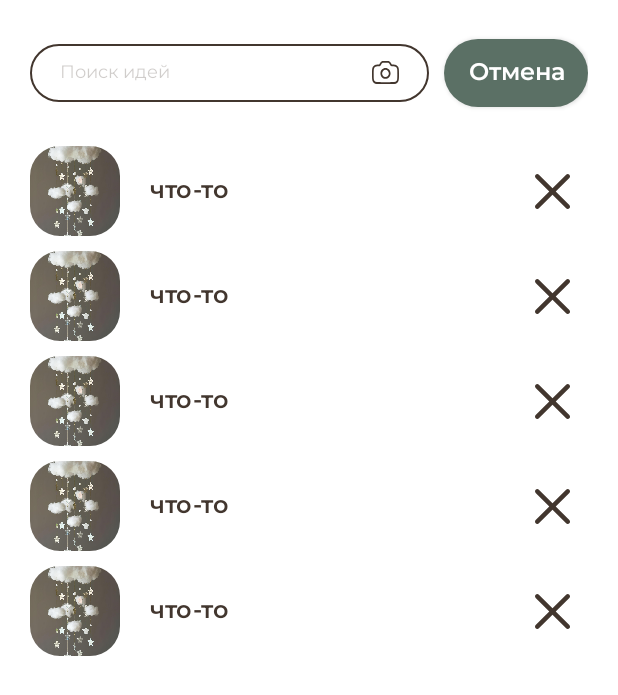
After one commit to kseniaschool2006-jpg/DIY-Application, an Android app: the SearchHistoryFragment screen opened through its navigation route, on a phone screen of 412 x 824 dp. The commit adds this screen. Shown: the top 695 px of the screen. Run offline under Robolectric (Android 15) with nearby library versions, the phone set to English and light mode, and no system bars.

Commit message:
6. создание 2 фрагментов поиска

```diff
--- a/app/src/main/java/com/example/diyproject/MainActivity.java
+++ b/app/src/main/java/com/example/diyproject/MainActivity.java
@@ -37,7 +37,7 @@ public class MainActivity extends AppCompatActivity {
         // -1 = экрана пока нет, иконка просто ничего не делает
         int[] destIds = {
                 R.id.homeFragment,       // дом
-                R.id.storageFragmentMain,   // поиск
+                R.id.searchStartFragment,   // поиск
                 -1,                         // добавление
                 -1,                         // архив
                 -1                          // профиль
--- a/app/src/main/java/com/example/diyproject/ui/common/HomeFragment.java
+++ b/app/src/main/java/com/example/diyproject/ui/home/HomeFragment.java
@@ -1,4 +1,4 @@
-package com.example.diyproject.ui.common;
+package com.example.diyproject.ui.home;
 
 import android.os.Bundle;
 import android.view.View;
@@ -10,8 +10,6 @@ import androidx.recyclerview.widget.RecyclerView;
 import androidx.recyclerview.widget.StaggeredGridLayoutManager;
 
 import com.example.diyproject.R;
-import com.example.diyproject.ui.instruction.InstructionHome;
-import com.example.diyproject.ui.instruction.InstructionHomeAdapter;
 import com.google.android.material.tabs.TabLayout;
 
 import java.util.ArrayList;
--- a/app/src/main/java/com/example/diyproject/ui/instruction/InstructionHome.java
+++ b/app/src/main/java/com/example/diyproject/ui/home/InstructionHome.java
@@ -1,4 +1,4 @@
-package com.example.diyproject.ui.instruction;
+package com.example.diyproject.ui.home;
 
 public class InstructionHome {
 
--- a/app/src/main/java/com/example/diyproject/ui/instruction/InstructionHomeAdapter.java
+++ b/app/src/main/java/com/example/diyproject/ui/home/InstructionHomeAdapter.java
@@ -1,4 +1,4 @@
-package com.example.diyproject.ui.instruction;
+package com.example.diyproject.ui.home;
 
 import android.view.LayoutInflater;
 import android.view.View;
--- /dev/null
+++ b/app/src/main/java/com/example/diyproject/ui/search/SearchHistoryAdapter.java
@@ -0,0 +1,83 @@
+package com.example.diyproject.ui.search;
+
+import android.view.LayoutInflater;
+import android.view.View;
+import android.view.ViewGroup;
+import android.widget.ImageButton;
+import android.widget.TextView;
+
+import androidx.annotation.NonNull;
+import androidx.recyclerview.widget.RecyclerView;
+
+import com.example.diyproject.R;
+import com.google.android.material.imageview.ShapeableImageView;
+
+import java.util.ArrayList;
+import java.util.List;
+
+public class SearchHistoryAdapter
+        extends RecyclerView.Adapter<SearchHistoryAdapter.ViewHolder> {
+
+    public interface Listener {
+        void onItemClick(SearchHistoryItem item);
+        void onRemoveClick(SearchHistoryItem item);
+    }
+
+    private final List<SearchHistoryItem> items = new ArrayList<>();
+    private final Listener listener;
+
+    public SearchHistoryAdapter(Listener listener) {
+        this.listener = listener;
+    }
+
+    public void setItems(List<SearchHistoryItem> newItems) {
+        items.clear();
+        items.addAll(newItems);
+        notifyDataSetChanged();
+    }
+
+    public void removeItem(SearchHistoryItem item) {
+        int index = items.indexOf(item);
+        if (index != -1) {
+            items.remove(index);
+            notifyItemRemoved(index);
+        }
+    }
+
+    @NonNull
+    @Override
+    public ViewHolder onCreateViewHolder(@NonNull ViewGroup parent, int viewType) {
+        View view = LayoutInflater.from(parent.getContext())
+                .inflate(R.layout.item_search_history, parent, false);
+        return new ViewHolder(view);
+    }
+
+    @Override
+    public void onBindViewHolder(@NonNull ViewHolder holder, int position) {
+        SearchHistoryItem item = items.get(position);
+
+        holder.title.setText(item.getTitle());
+        holder.image.setImageResource(item.getImageRes());
+
+        holder.itemView.setOnClickListener(v -> listener.onItemClick(item));
+        holder.remove.setOnClickListener(v -> listener.onRemoveClick(item));
+    }
+
+    @Override
+    public int getItemCount() {
+        return items.size();
+    }
+
+    static class ViewHolder extends RecyclerView.ViewHolder {
+        final ShapeableImageView image;
+        final TextView title;
+        final ImageButton remove;
+
+        ViewHolder(@NonNull View itemView) {
+            super(itemView);
+            image = itemView.findViewById(R.id.iv_history);
+            title = itemView.findViewById(R.id.tv_history_title);
+            remove = itemView.findViewById(R.id.btn_remove);
+        }
+    }
+}
--- /dev/null
+++ b/app/src/main/java/com/example/diyproject/ui/search/SearchHistoryFragment.java
@@ -0,0 +1,79 @@
+package com.example.diyproject.ui.search;
+
+import android.content.Context;
+import android.os.Bundle;
+import android.view.View;
+import android.view.inputmethod.InputMethodManager;
+import android.widget.EditText;
+
+import androidx.annotation.NonNull;
+import androidx.annotation.Nullable;
+import androidx.fragment.app.Fragment;
+import androidx.navigation.fragment.NavHostFragment;
+import androidx.recyclerview.widget.LinearLayoutManager;
+import androidx.recyclerview.widget.RecyclerView;
+
+import com.example.diyproject.R;
+
+import java.util.ArrayList;
+import java.util.List;
+
+public class SearchHistoryFragment extends Fragment {
+
+    private EditText etSearch;
+    private SearchHistoryAdapter adapter;
+
+    public SearchHistoryFragment() {
+        super(R.layout.fragment_search_history);
+    }
+
+    @Override
+    public void onViewCreated(@NonNull View view, @Nullable Bundle savedInstanceState) {
+        super.onViewCreated(view, savedInstanceState);
+
+        etSearch = view.findViewById(R.id.et_search);
+
+        RecyclerView rv = view.findViewById(R.id.rv_history);
+        rv.setLayoutManager(new LinearLayoutManager(requireContext()));
+        adapter = new SearchHistoryAdapter(new SearchHistoryAdapter.Listener() {
+            @Override
+            public void onItemClick(SearchHistoryItem item) {
+                // позже
+            }
+
+            @Override
+            public void onRemoveClick(SearchHistoryItem item) {
+                // позже
+                adapter.removeItem(item);
+            }
+        });
+        rv.setAdapter(adapter);
+        adapter.setItems(getMockHistory());
+
+        view.findViewById(R.id.btn_cancel).setOnClickListener(v -> {
+            hideKeyboard();
+            NavHostFragment.findNavController(this).popBackStack();
+        });
+
+        etSearch.requestFocus();
+        etSearch.post(() -> {
+            InputMethodManager imm = (InputMethodManager)
+                    requireContext().getSystemService(Context.INPUT_METHOD_SERVICE);
+            imm.showSoftInput(etSearch, InputMethodManager.SHOW_IMPLICIT);
+        });
+    }
+
+    private void hideKeyboard() {
+        InputMethodManager imm = (InputMethodManager)
+                requireContext().getSystemService(Context.INPUT_METHOD_SERVICE);
+        imm.hideSoftInputFromWindow(etSearch.getWindowToken(), 0);
+    }
+
+    private List<SearchHistoryItem> getMockHistory() {
+        List<SearchHistoryItem> list = new ArrayList<>();
+        for (int i = 1; i <= 5; i++) {
+            list.add(new SearchHistoryItem(i, "что-то", R.drawable.instruction_1));
+        }
+        return list;
+    }
+}
--- /dev/null
+++ b/app/src/main/java/com/example/diyproject/ui/search/SearchHistoryItem.java
@@ -0,0 +1,18 @@
+package com.example.diyproject.ui.search;
+
+public class SearchHistoryItem {
+
+    private final long id;
+    private final String title;
+    private final int imageRes;
+
+    public SearchHistoryItem(long id, String title, int imageRes) {
+        this.id = id;
+        this.title = title;
+        this.imageRes = imageRes;
+    }
+
+    public long getId() { return id; }
+    public String getTitle() { return title; }
+    public int getImageRes() { return imageRes; }
+}
--- /dev/null
+++ b/app/src/main/res/drawable/bg_search_bar.xml
@@ -0,0 +1,9 @@
+<?xml version="1.0" encoding="utf-8"?>
+<shape xmlns:android="http://schemas.android.com/apk/res/android"
+    android:shape="rectangle">
+    <solid android:color="@color/color_white" />
+    <stroke
+        android:width="1dp"
+        android:color="@color/color_beige_dark" />
+    <corners android:radius="@dimen/radius_pill" />
+</shape>
--- /dev/null
+++ b/app/src/main/res/drawable/ic_camera_14.xml
@@ -0,0 +1,7 @@
+<?xml version="1.0" encoding="utf-8"?>
+<layer-list xmlns:android="http://schemas.android.com/apk/res/android">
+    <item
+        android:width="18dp"
+        android:height="15dp"
+        android:drawable="@drawable/ic_camera" />
+</layer-list>
--- /dev/null
+++ b/app/src/main/res/layout/fragment_search_history.xml
@@ -0,0 +1,55 @@
+<?xml version="1.0" encoding="utf-8"?>
+<LinearLayout xmlns:android="http://schemas.android.com/apk/res/android"
+    android:layout_width="match_parent"
+    android:layout_height="match_parent"
+    android:orientation="vertical"
+    android:paddingStart="@dimen/space_medium"
+    android:paddingTop="@dimen/space_medium"
+    android:paddingEnd="@dimen/space_medium">
+
+    <LinearLayout
+        android:layout_width="match_parent"
+        android:layout_height="wrap_content"
+        android:gravity="center_vertical"
+        android:orientation="horizontal">
+
+        <EditText
+            android:id="@+id/et_search"
+            style="@style/TextAppearance.App.Subtext"
+            android:layout_width="0dp"
+            android:layout_height="wrap_content"
+            android:layout_weight="1"
+            android:background="@drawable/bg_search_bar"
+            android:drawableEnd="@drawable/ic_camera_14"
+            android:drawablePadding="@dimen/space_s"
+            android:drawableTint="@color/color_beige_dark"
+            android:hint="Поиск идей"
+            android:imeOptions="actionSearch"
+            android:importantForAutofill="no"
+            android:inputType="text"
+            android:maxLines="1"
+            android:paddingStart="@dimen/space_medium"
+            android:paddingTop="@dimen/space_s"
+            android:paddingEnd="@dimen/space_medium"
+            android:paddingBottom="@dimen/space_s"
+            android:textColorHint="@color/color_beige_dark_30" />
+
+        <com.google.android.material.button.MaterialButton
+            android:id="@+id/btn_cancel"
+            style="@style/ButtonStyle.Primary"
+            android:layout_width="wrap_content"
+            android:layout_height="wrap_content"
+            android:layout_marginStart="@dimen/space_s"
+            android:text="Отмена" />
+    </LinearLayout>
+
+    <androidx.recyclerview.widget.RecyclerView
+        android:id="@+id/rv_history"
+        android:layout_width="match_parent"
+        android:layout_height="0dp"
+        android:layout_marginTop="@dimen/space_medium"
+        android:layout_weight="1"
+        android:clipToPadding="false"
+        android:paddingBottom="100dp" />
+
+</LinearLayout>
--- /dev/null
+++ b/app/src/main/res/layout/item_search_history.xml
@@ -0,0 +1,37 @@
+<?xml version="1.0" encoding="utf-8"?>
+<LinearLayout xmlns:android="http://schemas.android.com/apk/res/android"
+    android:layout_width="match_parent"
+    android:layout_height="wrap_content"
+    android:layout_marginBottom="@dimen/space_s"
+    android:background="?attr/selectableItemBackground"
+    android:gravity="center_vertical"
+    android:orientation="horizontal">
+
+    <com.google.android.material.imageview.ShapeableImageView
+        android:id="@+id/iv_history"
+        style="@style/InstructionImageStyle"
+        android:layout_width="60dp"
+        android:layout_height="60dp"
+        android:adjustViewBounds="false" />
+
+    <TextView
+        android:id="@+id/tv_history_title"
+        style="@style/TextAppearance.App.Title"
+        android:layout_width="0dp"
+        android:layout_height="wrap_content"
+        android:layout_marginStart="@dimen/space_medium"
+        android:layout_weight="1"
+        android:ellipsize="end"
+        android:maxLines="1" />
+
+    <ImageButton
+        android:id="@+id/btn_remove"
+        android:layout_width="48dp"
+        android:layout_height="48dp"
+        android:background="?attr/selectableItemBackgroundBorderless"
+        android:contentDescription="Удалить"
+        android:src="@drawable/ic_close"
+        app:tint="@color/color_beige_dark"
+        xmlns:app="http://schemas.android.com/apk/res-auto" />
+
+</LinearLayout>
--- a/app/src/main/res/navigation/nav_graph.xml
+++ b/app/src/main/res/navigation/nav_graph.xml
@@ -94,8 +94,23 @@
 
     <fragment
         android:id="@+id/homeFragment"
-        android:name="com.example.diyproject.ui.common.HomeFragment"
-        android:label="HomeFragment">
-         />
+        android:name="com.example.diyproject.ui.home.HomeFragment"
+        android:label="HomeFragment" />
+
+    <fragment
+        android:id="@+id/searchStartFragment"
+        android:name="com.example.diyproject.ui.search.SearchStartFragment"
+        android:label="SearchStartFragment"
+        tools:layout="@layout/fragment_search_start">
+        <action
+            android:id="@+id/action_searchStart_to_searchHistory"
+            app:destination="@id/searchHistoryFragment" />
     </fragment>
+
+    <fragment
+        android:id="@+id/searchHistoryFragment"
+        android:name="com.example.diyproject.ui.search.SearchHistoryFragment"
+        android:label="SearchHistoryFragment"
+        tools:layout="@layout/fragment_search_history" />
+
 </navigation>
--- a/app/src/main/res/values/styles_buttons.xml
+++ b/app/src/main/res/values/styles_buttons.xml
@@ -221,6 +221,7 @@
         <item name="boxCornerRadiusTopEnd">@dimen/radius_pill</item>
         <item name="boxCornerRadiusBottomStart">@dimen/radius_pill</item>
         <item name="boxCornerRadiusBottomEnd">@dimen/radius_pill</item>
+
     </style>
 
     <style name="Widget.App.Input.EditText" parent="Widget.Material3.TextInputEditText.OutlinedBox">
```
Also changed, not shown: app/src/main/java/com/example/diyproject/ui/search/SearchStartFragment.java (added, +39 -0 lines), app/src/main/res/layout/fragment_login.xml (+5 -5 lines), app/src/main/res/layout/fragment_search_start.xml (added, +31 -0 lines), app/src/main/res/layout/view_search_bar.xml (added, +43 -0 lines).
